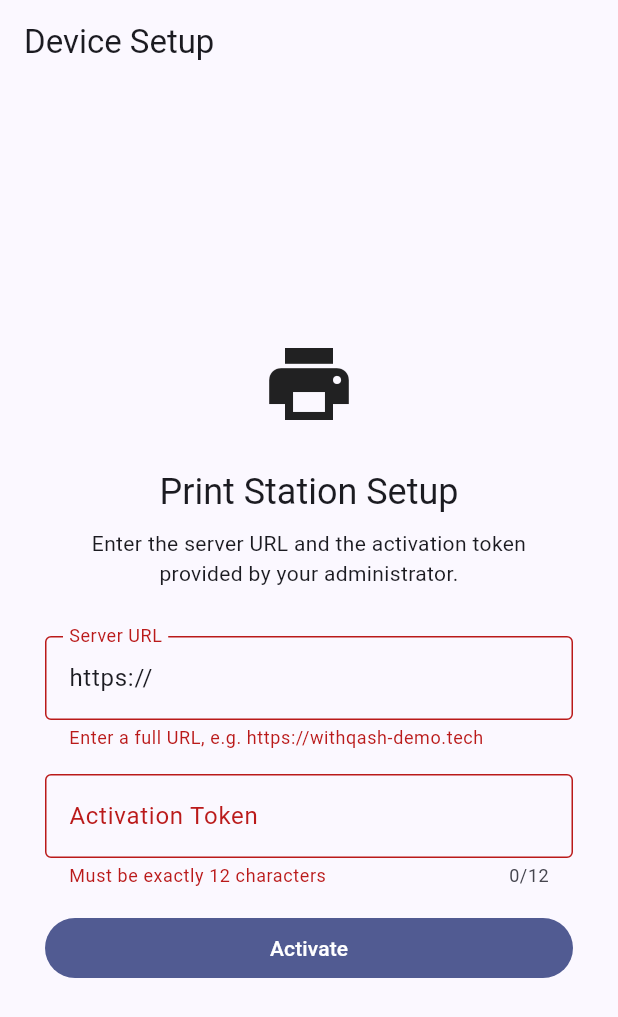
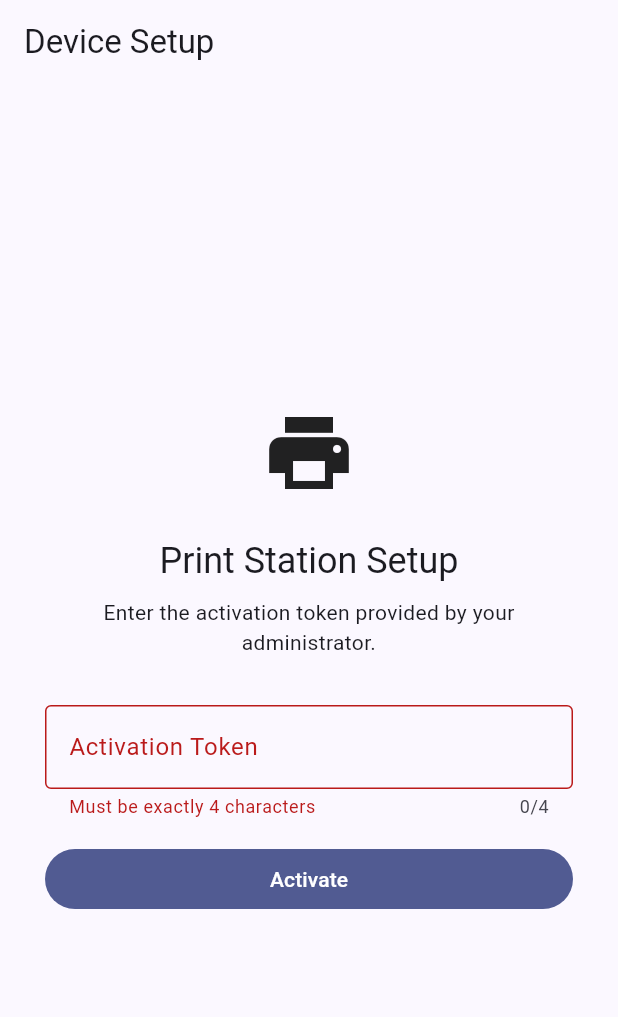
Before and after one commit to raoulius/qash_mobile, a Flutter app: the screen it shows after launch, after a tap on "Activate", on a phone screen of 412 x 824 dp. Shown: the top 1017 px of the screen. Run offline on Flutter 3.47's test engine with Material 3 defaults, Android fonts, the phone set to English and light mode, and no system bars; our stand-ins replace device_info_plus, fl_chart, permission_handler, shared_preferences, webview_flutter; missing offline and left inert: esc_pos_utils, flutter_pos_printer_platform_image_3; network calls fail.

Commit message:
feat: activate devices against a fixed central URL
Devices now activate with just a 4-char token; the central Qash domain
is baked into the app (overridable via --dart-define=CENTRAL_URL for
demo/staging builds) instead of being typed in on the setup screen.

Co-Authored-By: Claude Sonnet 5 <noreply@anthropic.com>

```diff
--- a/lib/app/config/config_service.dart
+++ b/lib/app/config/config_service.dart
@@ -31,10 +31,9 @@ class ConfigService {
     await prefs.remove(_kConfigKey);
   }
 
-  /// Exchanges an activation token for a full DeviceConfig.
-  /// [baseUrl] is the only thing shipped in the app (e.g. 'https://withqash-demo.tech').
-  static Future<DeviceConfig> activate(String baseUrl, String token) async {
-    final uri = Uri.parse('$baseUrl/api/device/activate');
+  /// Exchanges an activation token for a full DeviceConfig against [centralUrl].
+  static Future<DeviceConfig> activate(String token) async {
+    final uri = Uri.parse('$centralUrl/api/device/activate');
     final req = http.Request('POST', uri)
       ..headers.addAll({'Accept': 'application/json', 'Content-Type': 'application/json'})
       ..body = jsonEncode({'activation_token': token.trim().toUpperCase()});
--- a/lib/app/config/setup_screen.dart
+++ b/lib/app/config/setup_screen.dart
@@ -2,11 +2,10 @@ import 'package:flutter/material.dart';
 import 'config_service.dart';
 import 'device_config.dart';
 
-/// Shown on first launch (no saved config). The cashier enters:
-///   1. The Laravel server URL (e.g. https://withqash-demo.tech) — the
-///      central domain, NOT the tenant subdomain; activation returns the
-///      tenant's own api_base_url.
-///   2. The 12-char activation token generated by `device:token` artisan command
+/// Shown on first launch (no saved config). The cashier enters only the
+/// 4-char activation token generated by `device:token` artisan command —
+/// the server resolves the token to a tenant and hands back that tenant's
+/// own api_base_url.
 class SetupScreen extends StatefulWidget {
   final void Function(DeviceConfig config) onActivated;
 
@@ -18,7 +17,6 @@ class SetupScreen extends StatefulWidget {
 
 class _SetupScreenState extends State<SetupScreen> {
   final _formKey = GlobalKey<FormState>();
-  final _urlController = TextEditingController(text: 'https://');
   final _tokenController = TextEditingController();
   bool _loading = false;
   String? _error;
@@ -27,10 +25,7 @@ class _SetupScreenState extends State<SetupScreen> {
     if (!_formKey.currentState!.validate()) return;
     setState(() { _loading = true; _error = null; });
     try {
-      final config = await ConfigService.activate(
-        _urlController.text.trim().replaceAll(RegExp(r'/$'), ''),
-        _tokenController.text,
-      );
+      final config = await ConfigService.activate(_tokenController.text);
       widget.onActivated(config);
     } catch (e) {
       setState(() => _error = e.toString().replaceFirst('Exception: ', ''));
@@ -41,7 +36,6 @@ class _SetupScreenState extends State<SetupScreen> {
 
   @override
   void dispose() {
-    _urlController.dispose();
     _tokenController.dispose();
     super.dispose();
   }
@@ -70,43 +64,23 @@ class _SetupScreenState extends State<SetupScreen> {
                   ),
                   const SizedBox(height: 8),
                   Text(
-                    'Enter the server URL and the activation token\nprovided by your administrator.',
+                    'Enter the activation token provided by your administrator.',
                     style: Theme.of(context).textTheme.bodyMedium,
                     textAlign: TextAlign.center,
                   ),
                   const SizedBox(height: 32),
                   TextFormField(
-                    controller: _urlController,
-                    decoration: const InputDecoration(
-                      labelText: 'Server URL',
-                      hintText: 'https://withqash-demo.tech',
-                      border: OutlineInputBorder(),
-                    ),
-                    keyboardType: TextInputType.url,
-                    autocorrect: false,
-                    validator: (v) {
-                      final uri = Uri.tryParse((v ?? '').trim());
-                      if (uri == null ||
-                          !(uri.isScheme('http') || uri.isScheme('https')) ||
-                          uri.host.isEmpty) {
-                        return 'Enter a full URL, e.g. https://withqash-demo.tech';
-                      }
-                      return null;
-                    },
-                  ),
-                  const SizedBox(height: 16),
-                  TextFormField(
                     controller: _tokenController,
                     decoration: const InputDecoration(
                       labelText: 'Activation Token',
-                      hintText: 'XXXXXXXXXXXX (12 characters)',
+                      hintText: 'XXXX (4 characters)',
                       border: OutlineInputBorder(),
                     ),
                     autocorrect: false,
                     textCapitalization: TextCapitalization.characters,
-                    maxLength: 12,
+                    maxLength: 4,
                     validator: (v) {
-                      if (v == null || v.trim().length != 12) return 'Must be exactly 12 characters';
+                      if (v == null || v.trim().length != 4) return 'Must be exactly 4 characters';
                       return null;
                     },
                   ),
--- a/lib/app/net.dart
+++ b/lib/app/net.dart
@@ -1,4 +1,9 @@
 import 'package:http/http.dart' as http;
+
+/// The central Qash domain every device activates against. Override per
+/// build with `--dart-define=CENTRAL_URL=https://withqash-demo.tech` for
+/// demo/staging builds; production doesn't need to pass anything.
+const centralUrl = String.fromEnvironment('CENTRAL_URL', defaultValue: 'https://qash.id');
 
 /// ponytail: no redirects — every URL these services call comes from the
 /// server itself (activation response), so a 3xx means misconfiguration.
```
